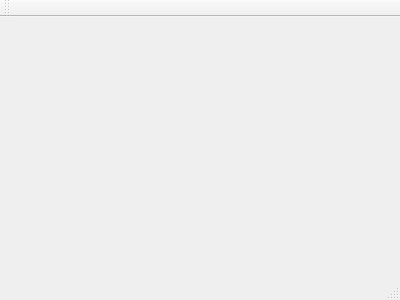
This is GuidedMode/sGuidedMode.ui in mrchipset/GuidedModeGUI as Qt 5 draws it before an edit. The edited form follows.
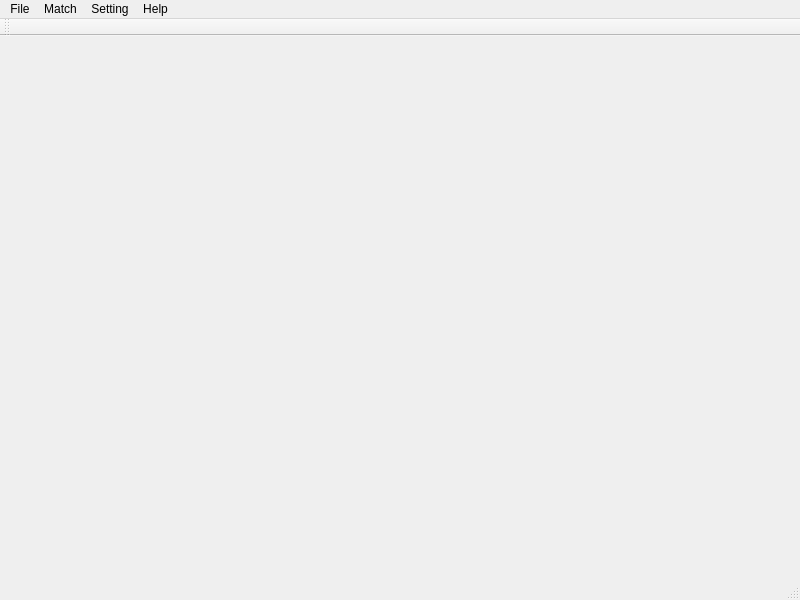
This is the edited form.

Commit message: Create two main UI window

The edit to the form file:
```diff
--- a/GuidedMode/sGuidedMode.ui
+++ b/GuidedMode/sGuidedMode.ui
@@ -6,10 +6,16 @@
    <rect>
     <x>0</x>
     <y>0</y>
-    <width>400</width>
-    <height>300</height>
+    <width>800</width>
+    <height>600</height>
    </rect>
   </property>
+  <property name="minimumSize">
+   <size>
+    <width>800</width>
+    <height>600</height>
+   </size>
+  </property>
   <property name="windowTitle">
    <string>GuidedModeCalculator</string>
   </property>
@@ -19,10 +25,47 @@
     <rect>
      <x>0</x>
      <y>0</y>
-     <width>400</width>
+     <width>800</width>
      <height>23</height>
     </rect>
    </property>
+   <widget class="QMenu" name="menuFile">
+    <property name="title">
+     <string>File</string>
+    </property>
+    <widget class="QMenu" name="menuExport">
+     <property name="title">
+      <string>Export</string>
+     </property>
+     <addaction name="actionCSV"/>
+     <addaction name="actionTXT"/>
+    </widget>
+    <addaction name="actionOpen"/>
+    <addaction name="actionSave"/>
+    <addaction name="actionSave_as"/>
+    <addaction name="menuExport"/>
+   </widget>
+   <widget class="QMenu" name="menuMatch">
+    <property name="title">
+     <string>Match</string>
+    </property>
+   </widget>
+   <widget class="QMenu" name="menuSetting">
+    <property name="title">
+     <string>Setting</string>
+    </property>
+   </widget>
+   <widget class="QMenu" name="menuHelp">
+    <property name="title">
+     <string>Help</string>
+    </property>
+    <addaction name="actionAbout"/>
+    <addaction name="actionVersion"/>
+   </widget>
+   <addaction name="menuFile"/>
+   <addaction name="menuMatch"/>
+   <addaction name="menuSetting"/>
+   <addaction name="menuHelp"/>
   </widget>
   <widget class="QToolBar" name="mainToolBar">
    <attribute name="toolBarArea">
```
Left out of the diff: 35 changed lines with no effect on the pictures. The commit also changes 4 other files.
